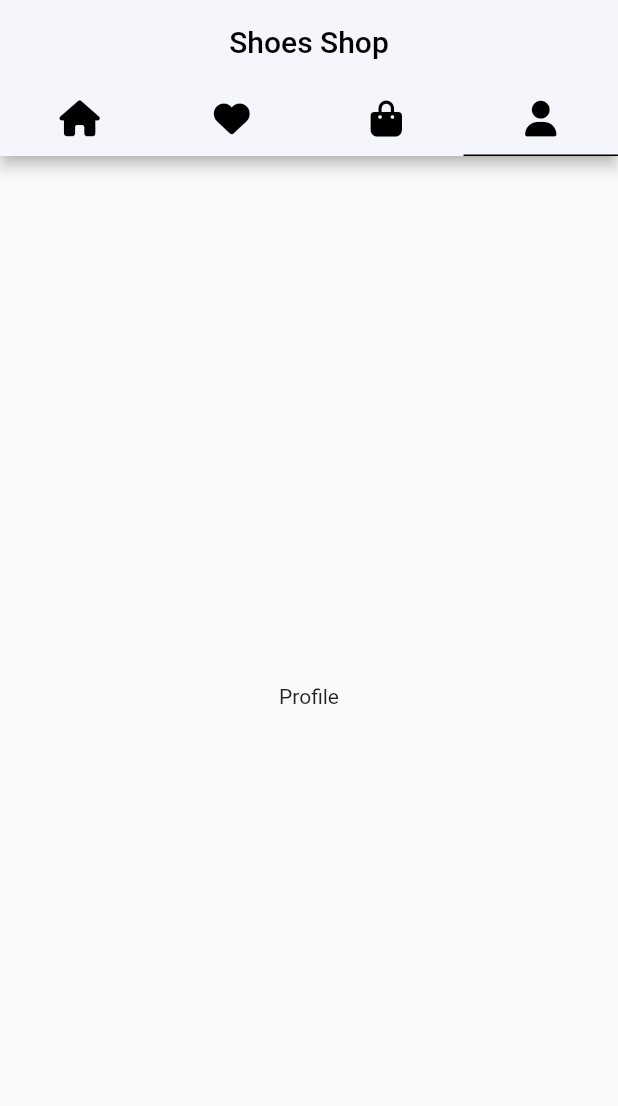
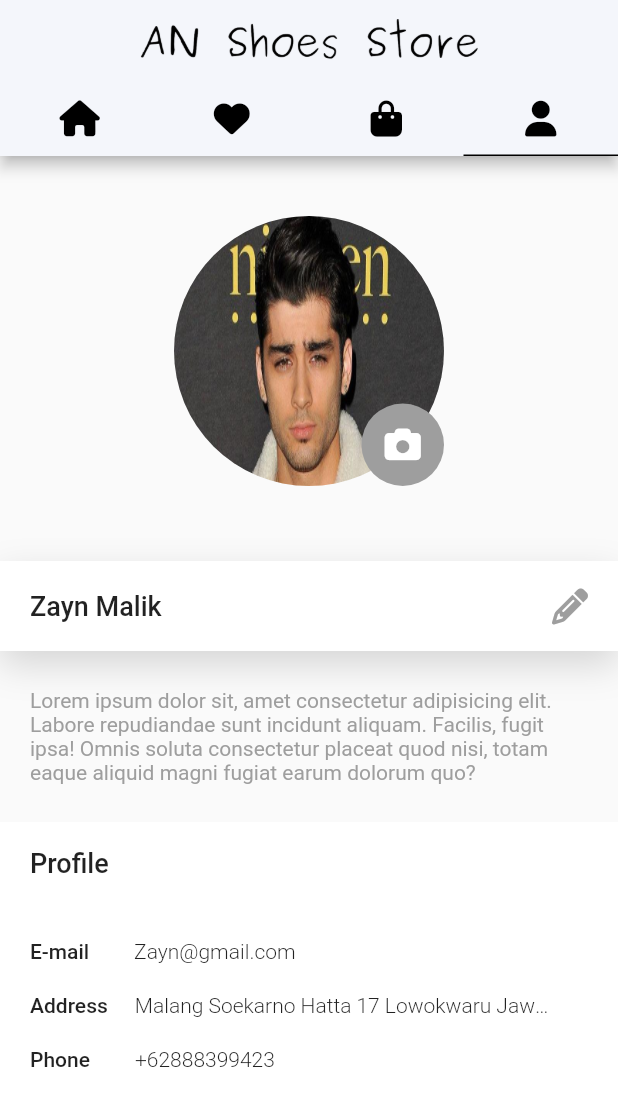
Before and after one commit to aqibalvaaiziin/shoesProject, a Flutter app: the screen it shows after launch, tab 4 chosen, on a phone screen of 412 x 824 dp. Shown: the top 1106 px of the screen. Run offline on Flutter 3.47's test engine with Material 2 defaults, Android fonts, the phone set to English and light mode, and no system bars; our stand-ins replace flutter_icons.

Commit message:
profile page done

```diff
--- a/lib/icons/icon.dart
+++ b/lib/icons/icon.dart
@@ -24,6 +24,14 @@ class CustomIcon {
     FontAwesome.shopping_cart,
     color: Colors.black,
   );
+  static const Icon camera = Icon(
+    FontAwesome.camera,
+    color: Colors.white,
+  );
+  static const Icon pencil = Icon(
+    FontAwesome.pencil,
+    color: Colors.grey,
+  );
   static const Icon back = Icon(
     FontAwesome.arrow_left,
     color: Colors.black,
--- a/lib/main.dart
+++ b/lib/main.dart
@@ -1,6 +1,7 @@
 import 'package:flutter/material.dart';
 import 'package:shoes/icons/icon.dart';
 import 'package:shoes/pages/home_page.dart';
+import 'package:shoes/pages/profile.dart';
 
 void main() => runApp(MyApp());
 
@@ -19,11 +20,10 @@ class _MyAppState extends State<MyApp> {
         child: Scaffold(
           appBar: AppBar(
             title: Center(
-              child: Text(
-                "Shoes Shop",
-                style: TextStyle(color: Colors.black),
-              ),
-            ),
+                child: Image(
+              image: AssetImage("assets/images/an.png"),
+              width: 230,
+            )),
             backgroundColor: Color(0xFFf4f6fb),
             bottom: TabBar(
               indicator: BoxDecoration(
@@ -48,13 +48,19 @@ class _MyAppState extends State<MyApp> {
             children: <Widget>[
               HomePage(),
               Center(
-                child: Text("Favourite Item"),
+                child: Text(
+                  "Favourite Item",
+                  style: TextStyle(fontSize: 30),
+                ),
               ),
               Center(
-                child: Text("History Transaction of user"),
+                child: Text(
+                  "Transaction History of user",
+                  style: TextStyle(fontSize: 30),
+                ),
               ),
               Center(
-                child: Text("Profile"),
+                child: ProfilePage(),
               ),
             ],
           ),
--- /dev/null
+++ b/lib/pages/profile.dart
@@ -0,0 +1,24 @@
+import 'package:flutter/material.dart';
+import 'package:shoes/widgets/profile_page/picture_profile.dart';
+import 'package:shoes/widgets/profile_page/profile.dart';
+
+class ProfilePage extends StatefulWidget {
+  @override
+  _ProfilePageState createState() => _ProfilePageState();
+}
+
+class _ProfilePageState extends State<ProfilePage> {
+  @override
+  Widget build(BuildContext context) {
+    return Scaffold(
+      body: Column(
+        crossAxisAlignment: CrossAxisAlignment.center,
+        children: <Widget>[
+          PictureProfile(),
+          SizedBox(height: 50,),
+          Profile()
+        ],
+      ),
+    );
+  }
+}
--- /dev/null
+++ b/lib/widgets/profile_page/picture_profile.dart
@@ -0,0 +1,41 @@
+import 'package:flutter/material.dart';
+import 'package:shoes/icons/icon.dart';
+
+class PictureProfile extends StatefulWidget {
+  @override
+  _PictureProfileState createState() => _PictureProfileState();
+}
+
+class _PictureProfileState extends State<PictureProfile> {
+  @override
+  Widget build(BuildContext context) {
+    return Center(
+      child: Stack(
+        children: <Widget>[
+          Container(
+            margin: EdgeInsets.only(top: 40),
+            width: 180,
+            height: 180,
+            decoration: BoxDecoration(
+              shape: BoxShape.circle,
+              image: DecorationImage(
+                fit: BoxFit.fill,
+                image: AssetImage("assets/images/zayn-malik-1.jpg"),
+              ),
+            ),
+          ),
+          Positioned(
+            bottom: 0,
+            right: 0,
+            child: Container(
+              width: 55,
+              height: 55,
+              decoration: BoxDecoration(color: Colors.grey,shape: BoxShape.circle),
+              child: CustomIcon.camera,
+            ),
+          )
+        ],
+      ),
+    );
+  }
+}
--- /dev/null
+++ b/lib/widgets/profile_page/profile.dart
@@ -0,0 +1,134 @@
+import 'package:flutter/material.dart';
+import 'package:shoes/icons/icon.dart';
+
+class Profile extends StatefulWidget {
+  @override
+  _ProfileState createState() => _ProfileState();
+}
+
+class _ProfileState extends State<Profile> {
+  TextEditingController controller1 = TextEditingController(text: "Zayn Malik");
+  @override
+  Widget build(BuildContext context) {
+    return Column(
+      children: <Widget>[
+        Container(
+          width: MediaQuery.of(context).size.width,
+          height: 60,
+          padding: EdgeInsets.symmetric(horizontal: 20, vertical: 5),
+          decoration: BoxDecoration(
+            color: Colors.white,
+            boxShadow: [
+              BoxShadow(
+                color: Colors.grey.withOpacity(0.4),
+                blurRadius: 20,
+                offset: Offset(0, 9),
+              ),
+            ],
+          ),
+          child: Row(
+            mainAxisAlignment: MainAxisAlignment.spaceBetween,
+            children: <Widget>[
+              Text(
+                "Zayn Malik",
+                style: TextStyle(fontSize: 18, fontWeight: FontWeight.w500),
+              ),
+              CustomIcon.pencil
+            ],
+          ),
+        ),
+        SizedBox(
+          height: 20,
+        ),
+        Padding(
+          padding: EdgeInsets.symmetric(horizontal: 20, vertical: 5),
+          child: Text(
+            "Lorem ipsum dolor sit, amet consectetur adipisicing elit. Labore repudiandae sunt incidunt aliquam. Facilis, fugit ipsa! Omnis soluta consectetur placeat quod nisi, totam eaque aliquid magni fugiat earum dolorum quo?",
+            style: TextStyle(color: Colors.grey),
+          ),
+        ),
+        SizedBox(
+          height: 20,
+        ),
+        Container(
+          width: MediaQuery.of(context).size.width,
+          padding: EdgeInsets.symmetric(horizontal: 20, vertical: 17),
+          decoration: BoxDecoration(
+            color: Colors.white,
+          ),
+          child: Column(
+            crossAxisAlignment: CrossAxisAlignment.start,
+            children: <Widget>[
+              Text(
+                "Profile",
+                style: TextStyle(fontSize: 18, fontWeight: FontWeight.w500),
+              ),
+              SizedBox(
+                height: 30,
+              ),
+              Container(
+                margin: EdgeInsets.symmetric(vertical: 10),
+                child: Row(
+                  children: <Widget>[
+                    Text(
+                      "E-mail",
+                      style: TextStyle(fontWeight: FontWeight.w500),
+                    ),
+                    SizedBox(
+                      width: 30,
+                    ),
+                    Text(
+                      "Zayn@gmail.com",
+                      style: TextStyle(fontWeight: FontWeight.w300),
+                    )
+                  ],
+                ),
+              ),
+              Container(
+                margin: EdgeInsets.symmetric(vertical: 10),
+                child: Row(
+                  children: <Widget>[
+                    Text(
+                      "Address",
+                      style: TextStyle(fontWeight: FontWeight.w500),
+                    ),
+                    SizedBox(
+                      width: 18,
+                    ),
+                    Container(
+                      width: 282,
+                      margin: EdgeInsets.only(),
+                      child: Text(
+                        "Malang Soekarno Hatta 17 Lowokwaru Jawa Timur",
+                        style: TextStyle(fontWeight: FontWeight.w300),
+                        overflow: TextOverflow.ellipsis,
+                      ),
+                    )
+                  ],
+                ),
+              ),
+              Container(
+                margin: EdgeInsets.symmetric(vertical: 10),
+                child: Row(
+                  children: <Widget>[
+                    Text(
+                      "Phone",
+                      style: TextStyle(fontWeight: FontWeight.w500),
+                    ),
+                    SizedBox(
+                      width: 30,
+                    ),
+                    Text(
+                      "+62888399423",
+                      style: TextStyle(fontWeight: FontWeight.w300),
+                    )
+                  ],
+                ),
+              ),
+            ],
+          ),
+        ),
+      ],
+    );
+  }
+}
```
Also changed, not shown: assets/images/an.png (added), assets/images/zayn-malik-1.jpg (added), assets/images/zayn.jpeg (added).
